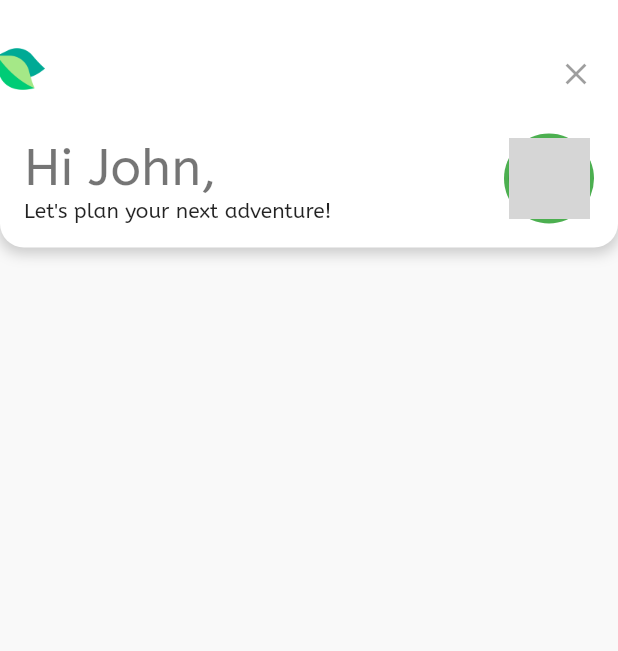
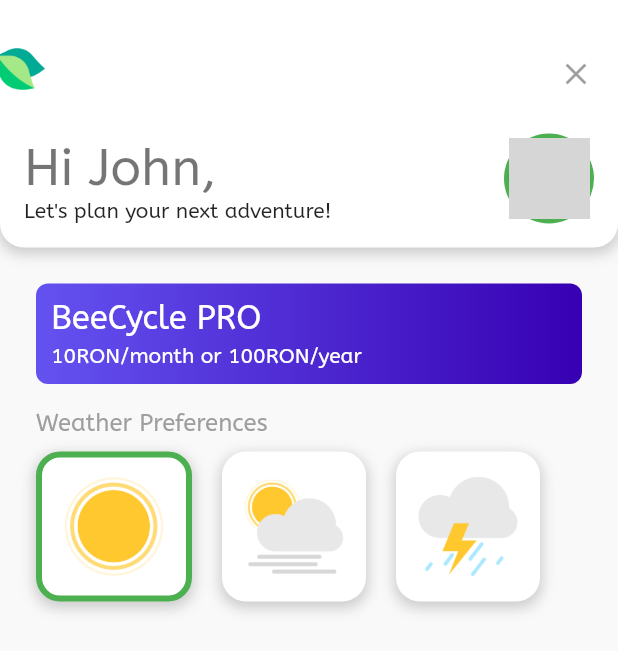
Before and after one commit to I-sty/bee-cycle_flutter, a Flutter app: the ProfileScreen screen opened directly, on a phone screen of 412 x 824 dp. Shown: the top 651 px of the screen. Run offline on Flutter 3.47's test engine with Material 2 defaults, Android fonts, the phone set to English and light mode, and no system bars; our stand-ins replace avatar_glow, dio, flutter_bloc, freezed_annotation, geolocator, lottie; network calls fail; grey boxes are pictures that could not be loaded.

Commit message:
Added Profile page

```diff
--- /dev/null
+++ b/lib/common/widgets/pro_version_card.dart
@@ -0,0 +1,21 @@
+import 'package:flutter/material.dart';
+
+class ProVersionCard extends StatelessWidget {
+  final Widget child;
+
+  const ProVersionCard({Key? key, required this.child}) : super(key: key);
+
+  @override
+  Widget build(BuildContext context) {
+    return Container(
+      decoration: BoxDecoration(
+          borderRadius: BorderRadius.circular(8.0),
+          gradient: const LinearGradient(
+            colors: [
+              Color(0xFF6452F0),
+              Color(0xFF3700B3),
+            ],
+          )),
+      child: child,);
+  }
+}
--- a/lib/common/widgets/rounded_card.dart
+++ b/lib/common/widgets/rounded_card.dart
@@ -5,6 +5,7 @@ class RoundedCard extends StatelessWidget {
   final double? width;
   final double? height;
   final BorderRadius borderRadius;
+  final bool isSelected;
 
   const RoundedCard({
     Key? key,
@@ -12,6 +13,7 @@ class RoundedCard extends StatelessWidget {
     this.width,
     this.height,
     this.borderRadius = const BorderRadius.all(Radius.circular(16)),
+    this.isSelected = false,
   }) : super(key: key);
 
   @override
@@ -22,6 +24,12 @@ class RoundedCard extends StatelessWidget {
       clipBehavior: Clip.hardEdge,
       decoration: BoxDecoration(
         borderRadius: borderRadius,
+        border: isSelected
+            ? Border.all(
+                color: Colors.green,
+                width: 4,
+              )
+            : null,
         color: Colors.white,
         boxShadow: [
           BoxShadow(
--- /dev/null
+++ b/lib/features/profile_page/model/weather_object.dart
@@ -0,0 +1,12 @@
+import 'package:bee_cycle_flutter/features/profile_page/model/weather_types.dart';
+import 'package:freezed_annotation/freezed_annotation.dart';
+
+part 'weather_object.freezed.dart';
+
+@freezed
+class WeatherObject with _$WeatherObject {
+  const factory WeatherObject({
+    required WeatherTypes type,
+    required String icon,
+  }) = _WeatherObject;
+}
--- /dev/null
+++ b/lib/features/profile_page/model/weather_types.dart
@@ -0,0 +1,5 @@
+enum WeatherTypes {
+  sunny,
+  cloudy,
+  rainy
+}
--- a/lib/features/profile_page/profile_screen.dart
+++ b/lib/features/profile_page/profile_screen.dart
@@ -1,4 +1,6 @@
+import 'package:bee_cycle_flutter/common/widgets/pro_version_card.dart';
 import 'package:bee_cycle_flutter/common/widgets/rounded_card.dart';
+import 'package:bee_cycle_flutter/features/profile_page/widget/weather_preferences.dart';
 import 'package:bee_cycle_flutter/features/welcome_widget/welcome_widget.dart';
 import 'package:flutter/material.dart';
 
@@ -36,6 +38,41 @@ class ProfileScreen extends StatelessWidget {
                 ],
               ),
             ),
+            Padding(
+              padding: const EdgeInsets.all(24),
+              child: Column(
+                crossAxisAlignment: CrossAxisAlignment.start,
+                children: [
+                  ProVersionCard(
+                    child: SizedBox(
+                      width: double.infinity,
+                      child: Padding(
+                        padding: const EdgeInsets.all(10),
+                        child: Column(
+                          crossAxisAlignment: CrossAxisAlignment.start,
+                          children: const [
+                            Text(
+                              "BeeCycle PRO",
+                              style: TextStyle(
+                                color: Colors.white,
+                                fontSize: 22,
+                              ),
+                            ),
+                            SizedBox(height: 4),
+                            Text(
+                              "10RON/month or 100RON/year",
+                              style: TextStyle(color: Colors.white, fontSize: 14),
+                            ),
+                          ],
+                        ),
+                      ),
+                    ),
+                  ),
+                  const SizedBox(height: 16),
+                  const WeatherPreferences()
+                ],
+              ),
+            ),
           ],
         ),
       ),
--- /dev/null
+++ b/lib/features/profile_page/widget/weather_preferences.dart
@@ -0,0 +1,60 @@
+import 'package:bee_cycle_flutter/features/profile_page/model/weather_object.dart';
+import 'package:bee_cycle_flutter/features/profile_page/model/weather_types.dart';
+import 'package:bee_cycle_flutter/features/profile_page/widget/weather_preferences_card.dart';
+import 'package:flutter/material.dart';
+
+class WeatherPreferences extends StatefulWidget {
+  const WeatherPreferences({Key? key}) : super(key: key);
+
+  @override
+  State<WeatherPreferences> createState() => _WeatherPreferencesState();
+}
+
+class _WeatherPreferencesState extends State<WeatherPreferences> {
+  final List<WeatherObject> weathers = [
+    const WeatherObject(type: WeatherTypes.sunny, icon: 'assets/images/ic_clear_day.png'),
+    const WeatherObject(type: WeatherTypes.cloudy, icon: 'assets/images/ic_mostly_cloudy.png'),
+    const WeatherObject(type: WeatherTypes.rainy, icon: 'assets/images/ic_storm_weather.png'),
+  ];
+
+  int selectedIndex = 0;
+
+  @override
+  Widget build(BuildContext context) {
+    return Column(
+      crossAxisAlignment: CrossAxisAlignment.start,
+      children: [
+        const Text(
+          "Weather Preferences",
+          style: TextStyle(
+            color: Colors.grey,
+            fontSize: 16,
+          ),
+        ),
+        const SizedBox(height: 10),
+        SizedBox(
+          height: 100,
+          child: ListView.separated(
+            shrinkWrap: true,
+            clipBehavior: Clip.none,
+            physics: const BouncingScrollPhysics(),
+            separatorBuilder: (context, index) => const SizedBox(width: 20),
+            scrollDirection: Axis.horizontal,
+            itemCount: weathers.length,
+            itemBuilder: (context, position) {
+              return WeatherPreferencesCard(
+                data: weathers[position],
+                isSelected: selectedIndex == position,
+                onTap: () {
+                  setState(() {
+                    selectedIndex = position;
+                  });
+                }
+              );
+            },
+          ),
+        ),
+      ],
+    );
+  }
+}
--- /dev/null
+++ b/lib/features/profile_page/widget/weather_preferences_card.dart
@@ -0,0 +1,34 @@
+import 'package:bee_cycle_flutter/common/widgets/rounded_card.dart';
+import 'package:bee_cycle_flutter/features/profile_page/model/weather_object.dart';
+import 'package:flutter/material.dart';
+
+class WeatherPreferencesCard extends StatelessWidget {
+  final WeatherObject data;
+  final Function() onTap;
+  final bool isSelected;
+
+  const WeatherPreferencesCard({
+    Key? key,
+    required this.data,
+    required this.onTap,
+    required this.isSelected,
+  }) : super(key: key);
+
+  @override
+  Widget build(BuildContext context) {
+    return RoundedCard(
+      isSelected: isSelected,
+      child: GestureDetector(
+        onTap: onTap,
+        child: Padding(
+          padding: const EdgeInsets.all(8.0),
+          child: Image.asset(
+            data.icon,
+            width: 80,
+            height: 80,
+          ),
+        ),
+      ),
+    );
+  }
+}
--- a/lib/features/teams_widget/widget/teams_widget.dart
+++ b/lib/features/teams_widget/widget/teams_widget.dart
@@ -1,3 +1,4 @@
+import 'package:bee_cycle_flutter/common/widgets/pro_version_card.dart';
 import 'package:bee_cycle_flutter/features/teams_widget/bloc/teams_bloc.dart';
 import 'package:bee_cycle_flutter/features/teams_widget/model/team_model.dart';
 import 'package:flutter/material.dart';
@@ -44,22 +45,15 @@ class _TeamsWidgetState extends State<TeamsWidget> {
                   style: Theme.of(context).textTheme.titleMedium,
                 ),
                 const SizedBox(width: 20),
-                Container(
-                    decoration: BoxDecoration(
-                        borderRadius: BorderRadius.circular(6.0),
-                        gradient: const LinearGradient(
-                          colors: [
-                            Color(0xFF6452F0),
-                            Color(0xFF3700B3),
-                          ],
-                        )),
-                    child: const Padding(
-                      padding: EdgeInsets.only(bottom: 2, top: 2, right: 16.0, left: 16.0),
-                      child: Text(
-                        "PRO",
-                        style: TextStyle(color: Colors.white),
-                      ),
-                    )),
+                const ProVersionCard(
+                  child: Padding(
+                    padding: EdgeInsets.only(bottom: 2, top: 2, right: 16.0, left: 16.0),
+                    child: Text(
+                      "PRO",
+                      style: TextStyle(color: Colors.white),
+                    ),
+                  ),
+                )
               ],
             ),
             const SizedBox(height: 16),
```
Also changed, not shown: assets/images/ic_clear_day.png (added), assets/images/ic_mostly_cloudy.png (added), assets/images/ic_storm_weather.png (added), lib/features/profile_page/model/weather_object.freezed.dart (added).
